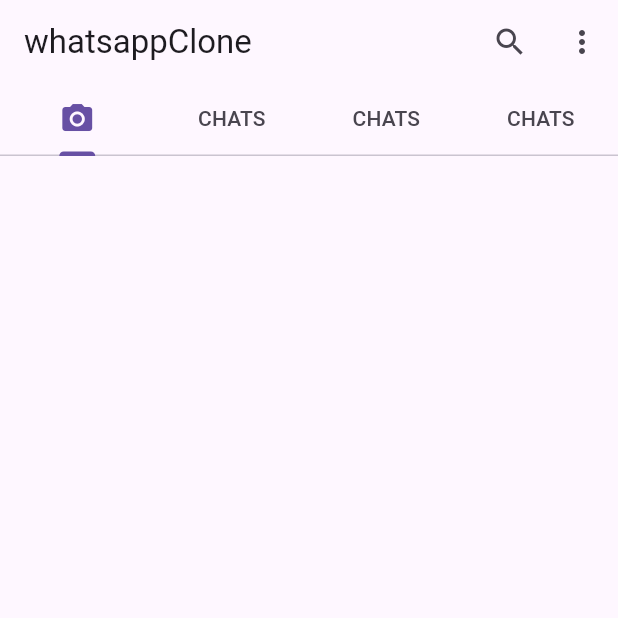
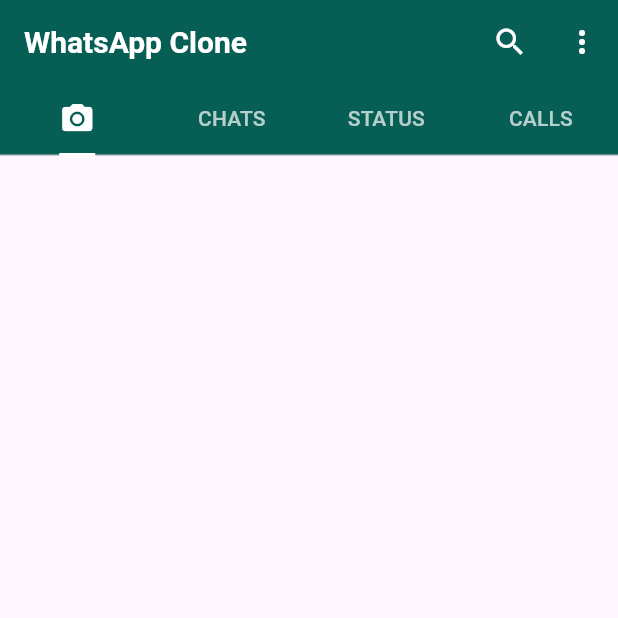
Before and after one commit to omar-albarakeh/chatapp, a Flutter app: the screen it shows after launch, on a phone screen of 412 x 824 dp, the top half of it. Run offline on Flutter 3.47's test engine with Material 3 defaults, Android fonts, the phone set to English and light mode, and no system bars.

Commit message:
flutter <> theme updated

```diff
--- a/lib/Screens/HomeScreen.dart
+++ b/lib/Screens/HomeScreen.dart
@@ -7,36 +7,48 @@ class Homescreen extends StatefulWidget {
   _HomescreenState createState() => _HomescreenState();
 }
 
-class _HomescreenState extends State<Homescreen> with SingleTickerProviderStateMixin{
-
+class _HomescreenState extends State<Homescreen> with SingleTickerProviderStateMixin {
   late TabController _controller;
 
   @override
   void initState() {
     super.initState();
-    _controller = TabController(length: 4, vsync: this,initialIndex: 0);
+    _controller = TabController(length: 4, vsync: this, initialIndex: 0);
   }
-
 
   @override
   Widget build(BuildContext context) {
+    final theme = Theme.of(context);
+
     return Scaffold(
       appBar: AppBar(
-        title: Text("whatsappClone"),
+        title: Text(
+          "WhatsApp Clone",
+          style: TextStyle(color: theme.secondaryHeaderColor),
+        ),
         actions: [
-          IconButton(onPressed: (){}, icon: Icon(Icons.search)),
-          IconButton(onPressed: (){}, icon: Icon(Icons.more_vert))
+          IconButton(
+            onPressed: () {},
+            icon: Icon(
+                Icons.search),
+          ),
+          IconButton(
+            onPressed: () {},
+            icon: Icon(
+                Icons.more_vert),
+          ),
         ],
         bottom: TabBar(
-            controller:_controller,
-            tabs: [
-              Tab(icon:Icon(Icons.camera_alt)),
-              Tab(text: "CHATS",),
-              Tab(text: "CHATS",),
-              Tab(text: "CHATS",),
+          controller: _controller,
+          tabs: const [
+            Tab(icon: Icon(Icons.camera_alt)),
+            Tab(text: "CHATS"),
+            Tab(text: "STATUS"),
+            Tab(text: "CALLS"),
+          ],
+        ),
+      ),
 
-            ]),
-      ),
     );
   }
 }
--- a/lib/app.dart
+++ b/lib/app.dart
@@ -1,6 +1,5 @@
-
+import 'package:flutter/material.dart';
 import 'package:chatbot/Screens/HomeScreen.dart';
-import 'package:flutter/material.dart';
 
 class MyApp extends StatelessWidget {
   const MyApp({super.key});
@@ -8,7 +7,35 @@ class MyApp extends StatelessWidget {
   @override
   Widget build(BuildContext context) {
     return MaterialApp(
-      home: Homescreen(),
+      theme: ThemeData(
+        primaryColor: const Color(0xFF075E54),
+        secondaryHeaderColor: const Color(0xFFFFFFFF),
+        iconTheme: const IconThemeData(color: Colors.white),
+        textTheme: const TextTheme(
+          bodyLarge: TextStyle(color: Colors.white),
+          bodyMedium: TextStyle(color: Colors.white),
+        ),
+        appBarTheme: const AppBarTheme(
+          backgroundColor: Color(0xFF075E54),
+          titleTextStyle: TextStyle(
+            color: Colors.white,
+            fontSize: 20,
+            fontWeight: FontWeight.bold,
+          ),
+          iconTheme: IconThemeData(color: Colors.white),
+        ),
+
+
+        tabBarTheme: const TabBarTheme(
+          labelColor: Colors.white,
+          unselectedLabelColor: Colors.white70,
+          indicator: UnderlineTabIndicator(
+            borderSide: BorderSide(color: Colors.white, width: 2),
+          ),
+        ),
+      ),
+
+      home: const Homescreen(),
     );
+  }
 }
-}
```
